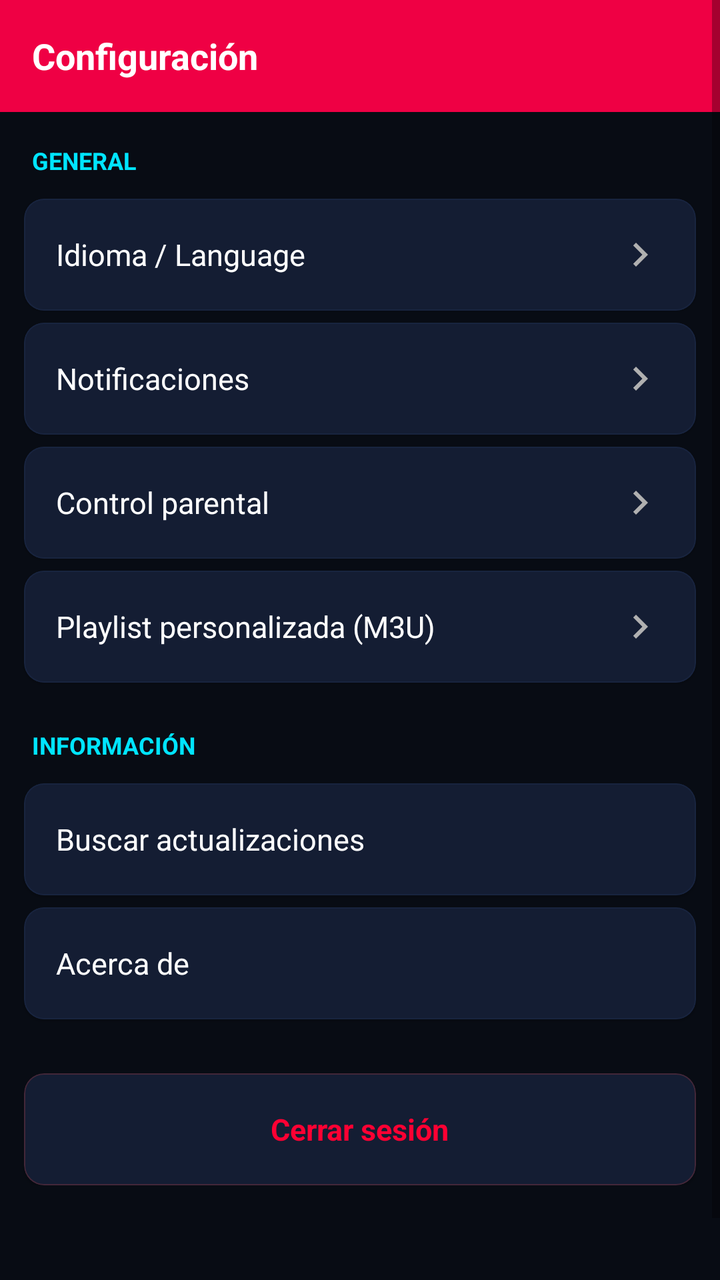
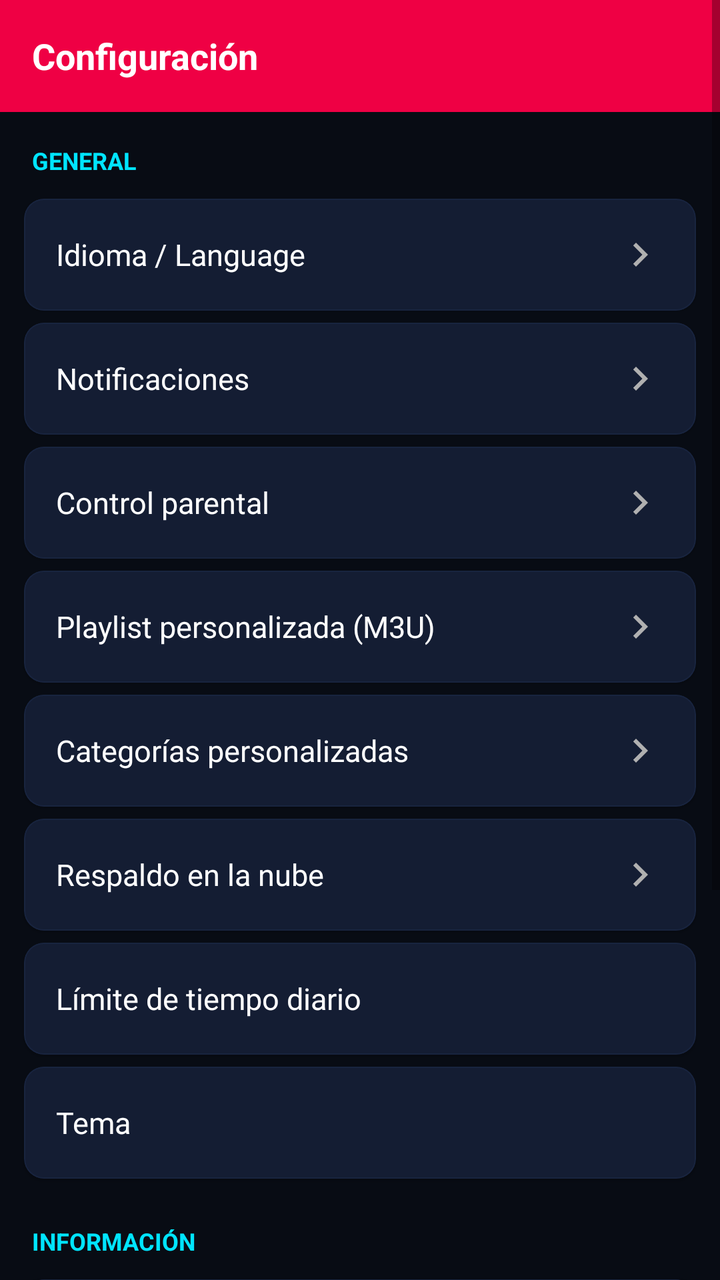

Compare the two renders of this Android layout. The source of the first and the diff that turns it into the second are given below.
<!-- AndroidManifest.xml: application theme Theme.Tvxargtec -->
<!-- res/layout/activity_setting.xml -->
﻿<?xml version="1.0" encoding="utf-8"?>
<ScrollView xmlns:android="http://schemas.android.com/apk/res/android"
    xmlns:app="http://schemas.android.com/apk/res-auto"
    android:layout_width="match_parent"
    android:layout_height="match_parent"
    android:background="@color/background"
    android:fillViewport="true">

    <LinearLayout
        android:layout_width="match_parent"
        android:layout_height="wrap_content"
        android:orientation="vertical"
        android:paddingBottom="80dp">

        
        <LinearLayout
            android:layout_width="match_parent"
            android:layout_height="56dp"
            android:background="@color/primary"
            android:gravity="center_vertical"
            android:paddingHorizontal="16dp">

            <TextView
                android:layout_width="wrap_content"
                android:layout_height="wrap_content"
                android:text="Configuración"
                android:textColor="@color/text_primary"
                android:textSize="18sp"
                android:textStyle="bold" />

        </LinearLayout>

        
        <TextView
            android:layout_width="wrap_content"
            android:layout_height="wrap_content"
            android:layout_marginStart="16dp"
            android:layout_marginTop="16dp"
            android:layout_marginBottom="8dp"
            android:text="GENERAL"
            android:textColor="@color/accent"
            android:textSize="12sp"
            android:textStyle="bold" />

        
        <com.google.android.material.card.MaterialCardView
            android:layout_width="match_parent"
            android:layout_height="56dp"
            android:layout_marginHorizontal="12dp"
            android:layout_marginVertical="3dp"
            app:cardBackgroundColor="@color/card_bg"
            app:cardCornerRadius="10dp"
            app:cardElevation="1dp"
            app:strokeColor="@color/surface_light"
            app:strokeWidth="0.5dp">

            <RelativeLayout
                android:layout_width="match_parent"
                android:layout_height="match_parent"
                android:paddingHorizontal="16dp">

                <TextView
                    android:id="@+id/tvLanguage"
                    android:layout_width="match_parent"
                    android:layout_height="match_parent"
                    android:drawableEnd="@drawable/ic_arrow"
                    android:gravity="center_vertical"
                    android:text="Idioma / Language"
                    android:textColor="@color/text_primary"
                    android:textSize="15sp" />

            </RelativeLayout>

        </com.google.android.material.card.MaterialCardView>

        
        <com.google.android.material.card.MaterialCardView
            android:layout_width="match_parent"
            android:layout_height="56dp"
            android:layout_marginHorizontal="12dp"
            android:layout_marginVertical="3dp"
            app:cardBackgroundColor="@color/card_bg"
            app:cardCornerRadius="10dp"
            app:cardElevation="1dp"
            app:strokeColor="@color/surface_light"
            app:strokeWidth="0.5dp">

            <RelativeLayout
                android:layout_width="match_parent"
                android:layout_height="match_parent"
                android:paddingHorizontal="16dp">

                <TextView
                    android:id="@+id/tvNotifications"
                    android:layout_width="match_parent"
                    android:layout_height="match_parent"
                    android:drawableEnd="@drawable/ic_arrow"
                    android:gravity="center_vertical"
                    android:text="Notificaciones"
                    android:textColor="@color/text_primary"
                    android:textSize="15sp" />

            </RelativeLayout>

        </com.google.android.material.card.MaterialCardView>

        
        <com.google.android.material.card.MaterialCardView
            android:id="@+id/llParentalControl"
            android:layout_width="match_parent"
            android:layout_height="56dp"
            android:layout_marginHorizontal="12dp"
            android:layout_marginVertical="3dp"
            app:cardBackgroundColor="@color/card_bg"
            app:cardCornerRadius="10dp"
            app:cardElevation="1dp"
            app:strokeColor="@color/surface_light"
            app:strokeWidth="0.5dp">

            <RelativeLayout
                android:layout_width="match_parent"
                android:layout_height="match_parent"
                android:paddingHorizontal="16dp">

                <TextView
                    android:id="@+id/tvParentalControl"
                    android:layout_width="match_parent"
                    android:layout_height="match_parent"
                    android:drawableEnd="@drawable/ic_arrow"
                    android:gravity="center_vertical"
                    android:text="Control parental"
                    android:textColor="@color/text_primary"
                    android:textSize="15sp" />

            </RelativeLayout>

        </com.google.android.material.card.MaterialCardView>

        
        <com.google.android.material.card.MaterialCardView
            android:id="@+id/llPlaylist"
            android:layout_width="match_parent"
            android:layout_height="56dp"
            android:layout_marginHorizontal="12dp"
            android:layout_marginVertical="3dp"
            app:cardBackgroundColor="@color/card_bg"
            app:cardCornerRadius="10dp"
            app:cardElevation="1dp"
            app:strokeColor="@color/surface_light"
            app:strokeWidth="0.5dp">

            <RelativeLayout
                android:layout_width="match_parent"
                android:layout_height="match_parent"
                android:paddingHorizontal="16dp">

                <TextView
                    android:layout_width="match_parent"
                    android:layout_height="match_parent"
                    android:drawableEnd="@drawable/ic_arrow"
                    android:gravity="center_vertical"
                    android:text="Playlist personalizada (M3U)"
                    android:textColor="@color/text_primary"
                    android:textSize="15sp" />

            </RelativeLayout>

        </com.google.android.material.card.MaterialCardView>

        
        <TextView
            android:layout_width="wrap_content"
            android:layout_height="wrap_content"
            android:layout_marginStart="16dp"
            android:layout_marginTop="20dp"
            android:layout_marginBottom="8dp"
            android:text="INFORMACIÓN"
            android:textColor="@color/accent"
            android:textSize="12sp"
            android:textStyle="bold" />

        
        <com.google.android.material.card.MaterialCardView
            android:id="@+id/llCheckUpdate"
            android:layout_width="match_parent"
            android:layout_height="56dp"
            android:layout_marginHorizontal="12dp"
            android:layout_marginVertical="3dp"
            app:cardBackgroundColor="@color/card_bg"
            app:cardCornerRadius="10dp"
            app:cardElevation="1dp"
            app:strokeColor="@color/surface_light"
            app:strokeWidth="0.5dp">

            <RelativeLayout
                android:layout_width="match_parent"
                android:layout_height="match_parent"
                android:paddingHorizontal="16dp">

                <TextView
                    android:layout_width="wrap_content"
                    android:layout_height="wrap_content"
                    android:layout_centerVertical="true"
                    android:text="Buscar actualizaciones"
                    android:textColor="@color/text_primary"
                    android:textSize="15sp" />

                <TextView
                    android:id="@+id/tvUpdateStatus"
                    android:layout_width="wrap_content"
                    android:layout_height="wrap_content"
                    android:layout_alignParentEnd="true"
                    android:layout_centerVertical="true"
                    android:text=""
                    android:textColor="@color/text_hint"
                    android:textSize="13sp" />

            </RelativeLayout>

        </com.google.android.material.card.MaterialCardView>

        
        <com.google.android.material.card.MaterialCardView
            android:id="@+id/llAbout"
            android:layout_width="match_parent"
            android:layout_height="56dp"
            android:layout_marginHorizontal="12dp"
            android:layout_marginVertical="3dp"
            app:cardBackgroundColor="@color/card_bg"
            app:cardCornerRadius="10dp"
            app:cardElevation="1dp"
            app:strokeColor="@color/surface_light"
            app:strokeWidth="0.5dp">

            <RelativeLayout
                android:layout_width="match_parent"
                android:layout_height="match_parent"
                android:paddingHorizontal="16dp">

                <TextView
                    android:layout_width="wrap_content"
                    android:layout_height="wrap_content"
                    android:layout_centerVertical="true"
                    android:text="Acerca de"
                    android:textColor="@color/text_primary"
                    android:textSize="15sp" />

            <TextView
                android:id="@+id/tvVersionDisplay"
                android:layout_width="wrap_content"
                android:layout_height="wrap_content"
                android:layout_alignParentEnd="true"
                android:layout_centerVertical="true"
                android:text=""
                android:textColor="@color/text_hint"
                android:textSize="13sp" />

            </RelativeLayout>

        </com.google.android.material.card.MaterialCardView>

        
        <com.google.android.material.card.MaterialCardView
            android:id="@+id/llLogout"
            android:layout_width="match_parent"
            android:layout_height="56dp"
            android:layout_marginHorizontal="12dp"
            android:layout_marginTop="24dp"
            app:cardBackgroundColor="@color/card_bg"
            app:cardCornerRadius="10dp"
            app:cardElevation="1dp"
            app:strokeColor="#33FF5252"
            app:strokeWidth="0.5dp">

            <RelativeLayout
                android:layout_width="match_parent"
                android:layout_height="match_parent"
                android:paddingHorizontal="16dp">

                <TextView
                    android:layout_width="wrap_content"
                    android:layout_height="wrap_content"
                    android:layout_centerInParent="true"
                    android:text="Cerrar sesión"
                    android:textColor="@color/error"
                    android:textSize="15sp"
                    android:textStyle="bold" />

            </RelativeLayout>

        </com.google.android.material.card.MaterialCardView>

    </LinearLayout>

</ScrollView>
<!-- resources referenced by this layout -->
<resources>
  <color name="accent">@color/brand_cyan</color>
  <color name="background">@color/bg_primary</color>
  <color name="card_bg">@color/bg_card</color>
  <color name="error">@color/semantic_error</color>
  <color name="primary">@color/brand_crimson</color>
  <color name="surface_light">@color/bg_surface</color>
  <color name="text_hint">#FF4E5D78</color>
  <color name="text_primary">#FFFFFFFF</color>
  <!-- drawable ic_arrow (drawable) -->
  ﻿<?xml version="1.0" encoding="utf-8"?>
  <vector xmlns:android="http://schemas.android.com/apk/res/android"
      android:width="24dp" android:height="24dp" android:viewportWidth="24" android:viewportHeight="24">
      <path android:fillColor="#B0B0B0" android:pathData="M10,6L8.59,7.41 13.17,12l-4.58,4.59L10,18l6,-6z"/>
  </vector>
  <color name="brand_cyan">#FF00E5FF</color>
  <color name="bg_primary">#FF080C14</color>
  <color name="bg_card">#FF141D33</color>
  <color name="semantic_error">#FFFF0033</color>
  <color name="brand_crimson">#FFEF0044</color>
  <color name="bg_surface">#FF18243F</color>
  <color name="text_on_brand">#FFFFFFFF</color>
  <style name="Widget.Tvxargtec.Card" parent="Widget.MaterialComponents.CardView">
          <item name="cardBackgroundColor">@color/bg_card</item>
          <item name="cardCornerRadius">14dp</item> 
          <item name="cardElevation">6dp</item>
          <item name="cardMaxElevation">10dp</item>
          <item name="strokeColor">@color/border_card</item>
          <item name="strokeWidth">1dp</item> 
          <item name="contentPadding">0dp</item>
      </style>
  <style name="Widget.Tvxargtec.Button" parent="Widget.MaterialComponents.Button">
          <item name="cornerRadius">12dp</item> 
          <item name="backgroundTint">@color/brand_crimson</item>
          <item name="android:textColor">@color/text_on_brand</item>
          <item name="android:textAllCaps">false</item>
          <item name="android:fontFamily">sans-serif-medium</item>
          <item name="android:letterSpacing">0.04</item>
          <item name="android:stateListAnimator">@null</item>
      </style>
  <style name="Widget.Tvxargtec.BottomNav" parent="Widget.MaterialComponents.BottomNavigationView">
          <item name="backgroundTint">@color/bg_secondary</item>
          <item name="itemIconTint">@color/nav_color</item>
          <item name="itemTextColor">@color/nav_color</item>
          <item name="itemTextAppearanceActive">@style/Text.Tvxargtec.NavActive</item>
          <item name="itemTextAppearanceInactive">@style/Text.Tvxargtec.NavInactive</item>
          <item name="itemRippleColor">@color/brand_crimson</item> 
          <item name="elevation">16dp</item>
          <item name="labelVisibilityMode">labeled</item>
          <item name="menuGravity">center</item>
      </style>
  <color name="border_card">#1AFFFFFF</color>
  <color name="bg_secondary">#FF0F1626</color>
  <style name="Text.Tvxargtec.NavActive">
          <item name="android:textSize">12sp</item>
          <item name="android:fontFamily">sans-serif-medium</item>
      </style>
  <style name="Text.Tvxargtec.NavInactive">
          <item name="android:textSize">11sp</item>
      </style>
  <!-- unchanged entries left out for length: 1 -->
</resources>

<!-- the commit's change to res/layout/activity_setting.xml (unified diff, before → after) -->
@@ -168,6 +168,148 @@
         </com.google.android.material.card.MaterialCardView>
 
         
+        <com.google.android.material.card.MaterialCardView
+            android:id="@+id/llCustomCategories"
+            android:layout_width="match_parent"
+            android:layout_height="56dp"
+            android:layout_marginHorizontal="12dp"
+            android:layout_marginVertical="3dp"
+            app:cardBackgroundColor="@color/card_bg"
+            app:cardCornerRadius="10dp"
+            app:cardElevation="1dp"
+            app:strokeColor="@color/surface_light"
+            app:strokeWidth="0.5dp">
+
+            <RelativeLayout
+                android:layout_width="match_parent"
+                android:layout_height="match_parent"
+                android:paddingHorizontal="16dp">
+
+                <TextView
+                    android:layout_width="match_parent"
+                    android:layout_height="match_parent"
+                    android:drawableEnd="@drawable/ic_arrow"
+                    android:gravity="center_vertical"
+                    android:text="Categorías personalizadas"
+                    android:textColor="@color/text_primary"
+                    android:textSize="15sp" />
+
+            </RelativeLayout>
+
+        </com.google.android.material.card.MaterialCardView>
+
+        
+        <com.google.android.material.card.MaterialCardView
+            android:id="@+id/llBackup"
+            android:layout_width="match_parent"
+            android:layout_height="56dp"
+            android:layout_marginHorizontal="12dp"
+            android:layout_marginVertical="3dp"
+            app:cardBackgroundColor="@color/card_bg"
+            app:cardCornerRadius="10dp"
+            app:cardElevation="1dp"
+            app:strokeColor="@color/surface_light"
+            app:strokeWidth="0.5dp">
+
+            <RelativeLayout
+                android:layout_width="match_parent"
+                android:layout_height="match_parent"
+                android:paddingHorizontal="16dp">
+
+                <TextView
+                    android:layout_width="match_parent"
+                    android:layout_height="match_parent"
+                    android:drawableEnd="@drawable/ic_arrow"
+                    android:gravity="center_vertical"
+                    android:text="Respaldo en la nube"
+                    android:textColor="@color/text_primary"
+                    android:textSize="15sp" />
+
+            </RelativeLayout>
+
+        </com.google.android.material.card.MaterialCardView>
+
+        
+        <com.google.android.material.card.MaterialCardView
+            android:id="@+id/llTimeLimit"
+            android:layout_width="match_parent"
+            android:layout_height="56dp"
+            android:layout_marginHorizontal="12dp"
+            android:layout_marginVertical="3dp"
+            app:cardBackgroundColor="@color/card_bg"
+            app:cardCornerRadius="10dp"
+            app:cardElevation="1dp"
+            app:strokeColor="@color/surface_light"
+            app:strokeWidth="0.5dp">
+
+            <RelativeLayout
+                android:layout_width="match_parent"
+                android:layout_height="match_parent"
+                android:paddingHorizontal="16dp">
+
+                <TextView
+                    android:layout_width="wrap_content"
+                    android:layout_height="wrap_content"
+                    android:layout_centerVertical="true"
+                    android:text="Límite de tiempo diario"
+                    android:textColor="@color/text_primary"
+                    android:textSize="15sp" />
+
+                <TextView
+                    android:id="@+id/tvTimeLimitValue"
+                    android:layout_width="wrap_content"
+                    android:layout_height="wrap_content"
+                    android:layout_alignParentEnd="true"
+                    android:layout_centerVertical="true"
+                    android:text=""
+                    android:textColor="@color/text_hint"
+                    android:textSize="13sp" />
+
+            </RelativeLayout>
+
+        </com.google.android.material.card.MaterialCardView>
+
+        
+        <com.google.android.material.card.MaterialCardView
+            android:id="@+id/llTheme"
+            android:layout_width="match_parent"
+            android:layout_height="56dp"
+            android:layout_marginHorizontal="12dp"
+            android:layout_marginVertical="3dp"
+            app:cardBackgroundColor="@color/card_bg"
+            app:cardCornerRadius="10dp"
+            app:cardElevation="1dp"
+            app:strokeColor="@color/surface_light"
+            app:strokeWidth="0.5dp">
+
+            <RelativeLayout
+                android:layout_width="match_parent"
+                android:layout_height="match_parent"
+                android:paddingHorizontal="16dp">
+
+                <TextView
+                    android:layout_width="wrap_content"
+                    android:layout_height="wrap_content"
+                    android:layout_centerVertical="true"
+                    android:text="Tema"
+                    android:textColor="@color/text_primary"
+                    android:textSize="15sp" />
+
+                <TextView
+                    android:id="@+id/tvThemeValue"
+                    android:layout_width="wrap_content"
+                    android:layout_height="wrap_content"
+                    android:layout_alignParentEnd="true"
+                    android:layout_centerVertical="true"
+                    android:text=""
+                    android:textColor="@color/text_hint"
+                    android:textSize="13sp" />
+
+            </RelativeLayout>
+
+        </com.google.android.material.card.MaterialCardView>
+
+        
         <TextView
             android:layout_width="wrap_content"
             android:layout_height="wrap_content"
